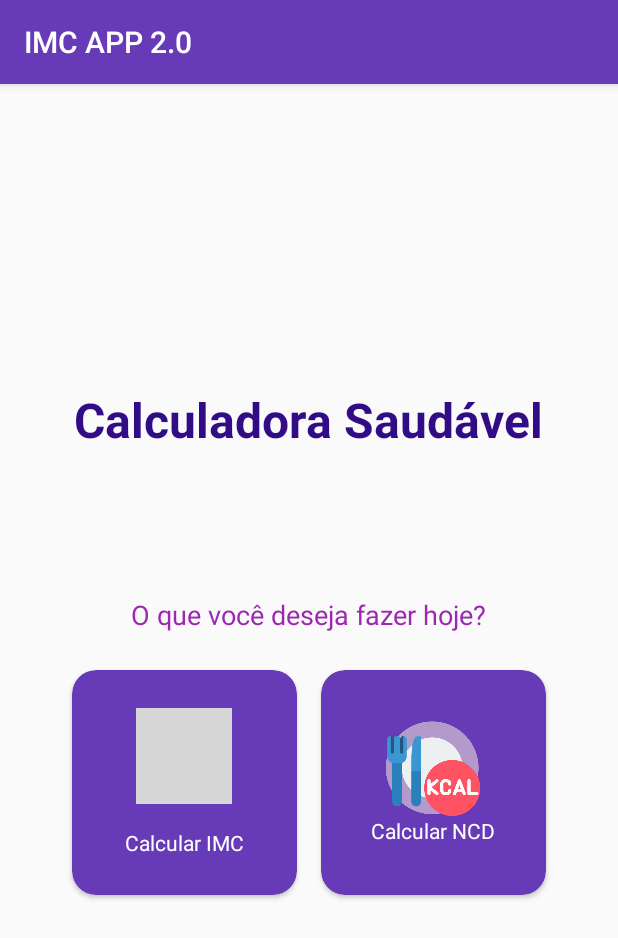
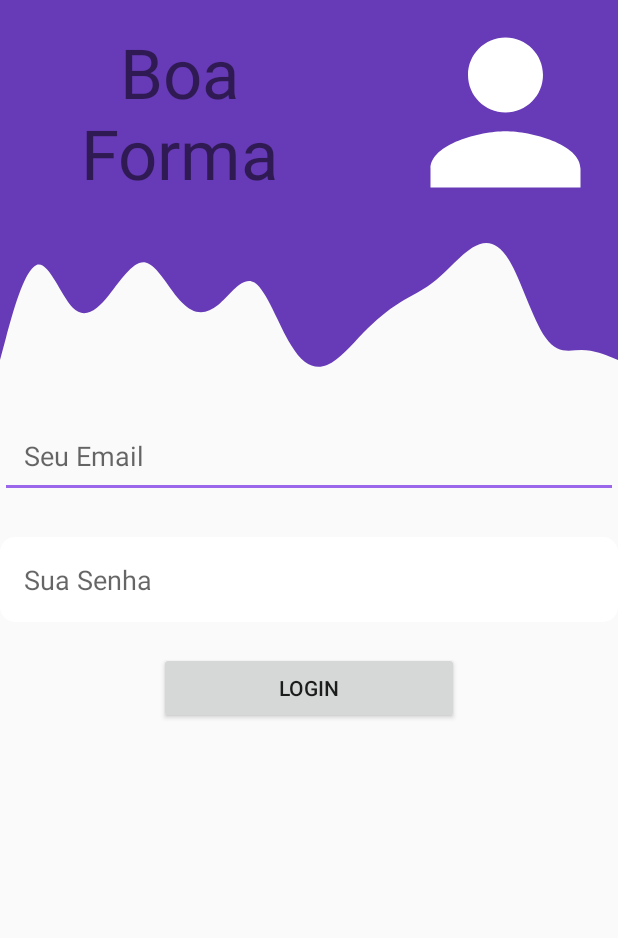
Before and after one commit to EduardoCaciano/Calculadora-IMC-NCD-Kotlin, an Android app: the screen it shows after launch (MainActivity before the commit, LoginActivity after it), on a phone screen of 412 x 824 dp. Shown: the top 938 px of the screen. Run offline under Robolectric (Android 15) with nearby library versions, the phone set to English and light mode, and no system bars; libraries missing offline, so code that uses them is left out: br.senai.sp; grey boxes are pictures that could not be loaded.

Commit message:
envio tela login 03/06/2021

```diff
--- a/app/src/main/AndroidManifest.xml
+++ b/app/src/main/AndroidManifest.xml
@@ -9,11 +9,12 @@
         android:roundIcon="@drawable/bmi"
         android:supportsRtl="true"
         android:theme="@style/AppTheme">
-        <activity android:name=".NcdActivity"></activity>
+        <activity android:name=".MainActivity"/>
+        <activity android:name=".NcdActivity" />
         <activity android:name=".ResultadoImcActivity" />
         <activity android:name=".ResultadoNcdActivity" />
         <activity android:name=".ImcActivity" />
-        <activity android:name=".MainActivity">
+        <activity android:name=".LoginActivity">
             <intent-filter>
                 <action android:name="android.intent.action.MAIN" />
 
--- /dev/null
+++ b/app/src/main/java/br/senai/sp/jandira/imcapp20_a/LoginActivity.kt
@@ -0,0 +1,11 @@
+package br.senai.sp.jandira.imcapp20_a
+
+import androidx.appcompat.app.AppCompatActivity
+import android.os.Bundle
+
+class LoginActivity : AppCompatActivity() {
+    override fun onCreate(savedInstanceState: Bundle?) {
+        super.onCreate(savedInstanceState)
+        setContentView(R.layout.activity_login)
+    }
+}
--- /dev/null
+++ b/app/src/main/res/drawable/ic_baseline_person_24.xml
@@ -0,0 +1,5 @@
+<vector android:height="24dp" android:tint="#FFFFFF"
+    android:viewportHeight="24" android:viewportWidth="24"
+    android:width="24dp" xmlns:android="http://schemas.android.com/apk/res/android">
+    <path android:fillColor="@android:color/white" android:pathData="M12,12c2.21,0 4,-1.79 4,-4s-1.79,-4 -4,-4 -4,1.79 -4,4 1.79,4 4,4zM12,14c-2.67,0 -8,1.34 -8,4v2h16v-2c0,-2.66 -5.33,-4 -8,-4z"/>
+</vector>
--- /dev/null
+++ b/app/src/main/res/drawable/ic_wave.xml
@@ -0,0 +1,9 @@
+<vector xmlns:android="http://schemas.android.com/apk/res/android"
+    android:width="1440dp"
+    android:height="320dp"
+    android:viewportWidth="1440"
+    android:viewportHeight="320">
+  <path
+      android:pathData="M0,288L14.1,240C28.2,192 56,96 85,85.3C112.9,75 141,149 169,176C197.6,203 226,181 254,149.3C282.4,117 311,75 339,80C367.1,85 395,139 424,165.3C451.8,192 480,192 508,170.7C536.5,149 565,107 593,122.7C621.2,139 649,213 678,256C705.9,299 734,309 762,298.7C790.6,288 819,256 847,229.3C875.3,203 904,181 932,165.3C960,149 988,139 1016,117.3C1044.7,96 1073,64 1101,48C1129.4,32 1158,32 1186,74.7C1214.1,117 1242,203 1271,240C1298.8,277 1327,267 1355,266.7C1383.5,267 1412,277 1426,282.7L1440,288L1440,0L1425.9,0C1411.8,0 1384,0 1355,0C1327.1,0 1299,0 1271,0C1242.4,0 1214,0 1186,0C1157.6,0 1129,0 1101,0C1072.9,0 1045,0 1016,0C988.2,0 960,0 932,0C903.5,0 875,0 847,0C818.8,0 791,0 762,0C734.1,0 706,0 678,0C649.4,0 621,0 593,0C564.7,0 536,0 508,0C480,0 452,0 424,0C395.3,0 367,0 339,0C310.6,0 282,0 254,0C225.9,0 198,0 169,0C141.2,0 113,0 85,0C56.5,0 28,0 14,0L0,0Z"
+      android:fillColor="#673ab7"/>
+</vector>
--- /dev/null
+++ b/app/src/main/res/layout/activity_login.xml
@@ -0,0 +1,82 @@
+<?xml version="1.0" encoding="utf-8"?>
+<RelativeLayout xmlns:android="http://schemas.android.com/apk/res/android"
+    xmlns:app="http://schemas.android.com/apk/res-auto"
+    xmlns:tools="http://schemas.android.com/tools"
+    android:layout_width="match_parent"
+    android:layout_height="match_parent"
+    tools:context=".LoginActivity">
+
+    <RelativeLayout
+        android:id="@+id/linear"
+        android:layout_width="match_parent"
+        android:layout_height="150dp"
+        android:background="@color/colorPrimary"
+        android:layout_alignParentTop="true"
+        android:layout_alignParentStart="true"
+        android:layout_alignParentEnd="true">
+
+        <TextView
+            android:layout_width="220dp"
+            android:layout_height="200dp"
+            android:text="Boa Forma"
+            android:textSize="46dp"
+            android:gravity="center"
+            android:layout_marginLeft="10dp"/>
+
+        <View
+            android:layout_width="150dp"
+            android:layout_height="300dp"
+            android:layout_alignParentEnd="true"
+            android:background="@drawable/ic_baseline_person_24"/>
+
+
+    </RelativeLayout>
+
+    <View
+        android:id="@+id/imagem_ondas"
+        android:layout_width="match_parent"
+        android:layout_height="100dp"
+        android:background="@drawable/ic_wave"
+        android:layout_below="@+id/linear" />
+
+    <RelativeLayout
+        android:layout_width="match_parent"
+        android:layout_height="match_parent"
+        android:layout_below="@id/imagem_ondas">
+
+        <EditText
+            android:id="@+id/email"
+            android:layout_width="match_parent"
+            android:layout_height="wrap_content"
+            android:layout_centerVertical="true"
+            android:layout_alignParentTop="true"
+            android:padding="16dp"
+            android:layout_marginTop="25dp"
+            android:hint="Seu Email"
+            android:inputType="textEmailAddress"/>
+
+        <EditText
+            android:id="@+id/senha"
+            android:layout_width="match_parent"
+            android:layout_height="wrap_content"
+            android:layout_centerVertical="true"
+            android:padding="16dp"
+            android:layout_marginTop="26dp"
+            android:hint="Sua Senha"
+            android:layout_below="@+id/email"
+            android:background="@drawable/edit_text_background"
+            android:inputType="textPassword"/>
+
+        <Button
+            android:layout_width="200dp"
+            android:layout_height="wrap_content"
+            android:layout_below="@id/senha"
+            android:layout_centerHorizontal="true"
+            android:layout_marginTop="20dp"
+            android:text="Login"/>
+
+    </RelativeLayout>
+
+
+
+</RelativeLayout>
--- a/app/src/main/res/values/strings.xml
+++ b/app/src/main/res/values/strings.xml
@@ -5,7 +5,7 @@
     <string name="main_title">Calculadora Saudável</string>
     <string name="text_fazer_hoje">O que você deseja fazer hoje?</string>
 
-    <string-array name="faixa_de_idade" >
+    <string-array name="faixa_de_idade">
         <item>Selecione uma opção:</item>
         <item>Entre 18 a 30 anos</item>
         <item>Entre 31 a 60 anos</item>
@@ -22,5 +22,4 @@
     </string-array>
 
 
-
 </resources>
--- a/app/src/main/res/values/styles.xml
+++ b/app/src/main/res/values/styles.xml
@@ -1,6 +1,6 @@
 <resources>
     <!-- Base application theme. -->
-    <style name="AppTheme" parent="Theme.AppCompat.Light.DarkActionBar">
+    <style name="AppTheme" parent="Theme.AppCompat.Light.NoActionBar">
         <!-- Customize your theme here. -->
         <item name="colorPrimary">@color/colorPrimary</item>
         <item name="colorPrimaryDark">@color/colorPrimaryDark</item>
```
